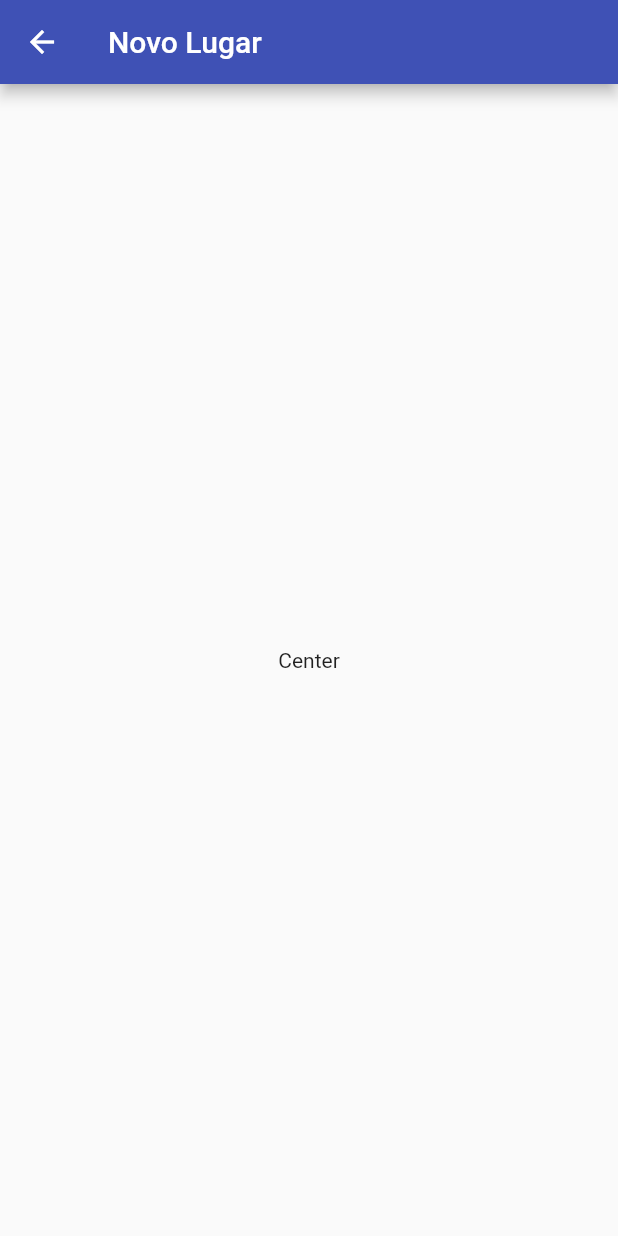
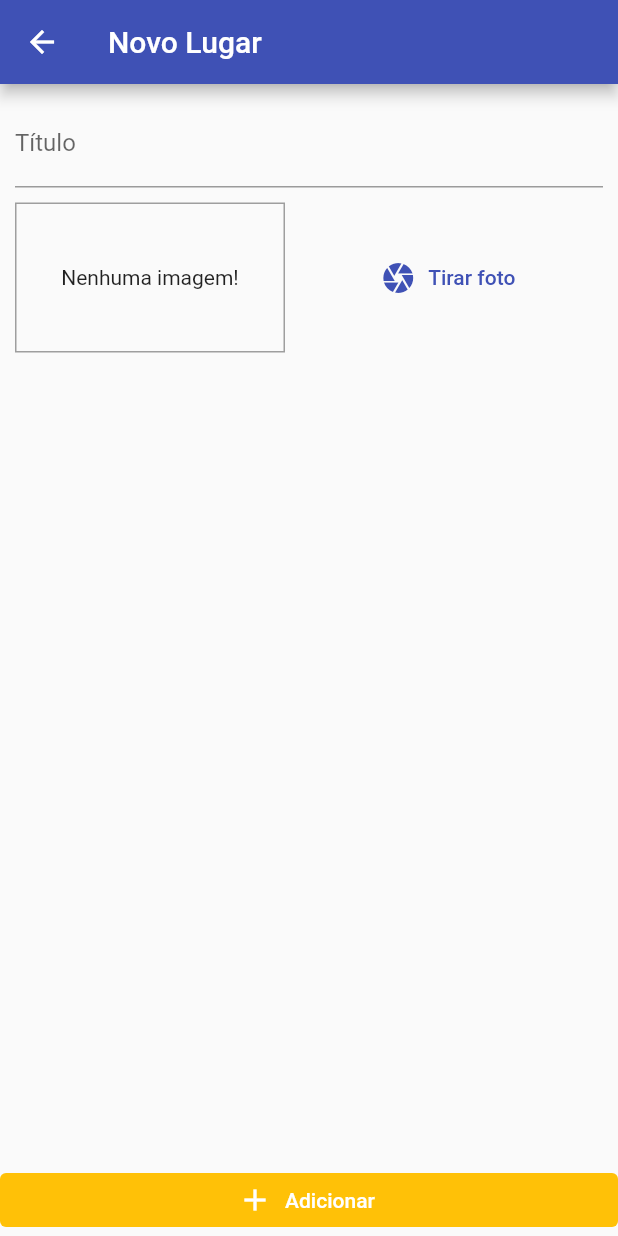
Before and after one commit to rmcassio/places-app, a Flutter app: the PlaceFormScreen screen opened directly, on a phone screen of 412 x 824 dp. Run offline on Flutter 3.47's test engine with Material 2 defaults, Android fonts, the phone set to English and light mode, and no system bars.

Commit message:
added provider, image_imput component and refactored screen

```diff
--- a/lib/main.dart
+++ b/lib/main.dart
@@ -1,5 +1,7 @@
 import 'package:flutter/material.dart';
+import 'package:places_app/screens/place_form_screen.dart';
 import 'package:places_app/screens/places_list_screen.dart';
+import 'package:places_app/utils/app_routes.dart';
 
 void main() {
   runApp(const MyApp());
@@ -21,7 +23,9 @@ class MyApp extends StatelessWidget {
         ),
         visualDensity: VisualDensity.adaptivePlatformDensity,
       ),
-      home: const PlacesListScreen(),
+      routes: {
+        AppRoutes.PLACE_FORM: (context) => const PlaceFormScreen(),
+      },
     );
   }
 }
--- a/lib/screens/place_form_screen.dart
+++ b/lib/screens/place_form_screen.dart
@@ -1,4 +1,5 @@
 import 'package:flutter/material.dart';
+import 'package:places_app/widgets/image_input.dart';
 
 class PlaceFormScreen extends StatefulWidget {
   const PlaceFormScreen({super.key});
@@ -8,14 +9,49 @@ class PlaceFormScreen extends StatefulWidget {
 }
 
 class _PlaceFormScreenState extends State<PlaceFormScreen> {
+  final _titleController = TextEditingController();
+
+  void _submitForm() {}
+
   @override
   Widget build(BuildContext context) {
     return Scaffold(
       appBar: AppBar(
         title: const Text('Novo Lugar'),
       ),
-      body: const Center(
-        child: Text('Center'),
+      body: Column(
+        crossAxisAlignment: CrossAxisAlignment.stretch,
+        children: [
+          Expanded(
+            child: SingleChildScrollView(
+              child: Padding(
+                padding: const EdgeInsets.all(10.0),
+                child: Column(
+                  children: [
+                    TextField(
+                      controller: _titleController,
+                      decoration: const InputDecoration(
+                        labelText: 'Título',
+                      ),
+                    ),
+                    const SizedBox(height: 10),
+                    const ImageInput(),
+                  ],
+                ),
+              ),
+            ),
+          ),
+          const SizedBox(height: 10),
+          ElevatedButton.icon(
+            onPressed: _submitForm,
+            icon: const Icon(Icons.add),
+            label: const Text('Adicionar'),
+            style: ElevatedButton.styleFrom(
+              elevation: 0,
+              backgroundColor: Theme.of(context).colorScheme.secondary,
+            ),
+          ),
+        ],
       ),
     );
   }
--- /dev/null
+++ b/lib/widgets/image_input.dart
@@ -0,0 +1,38 @@
+import 'package:flutter/material.dart';
+
+class ImageInput extends StatefulWidget {
+  const ImageInput({super.key});
+
+  @override
+  State<ImageInput> createState() => _ImageInputState();
+}
+
+class _ImageInputState extends State<ImageInput> {
+  @override
+  Widget build(BuildContext context) {
+    return Row(
+      children: <Widget>[
+        Container(
+          width: 180,
+          height: 100,
+          decoration: BoxDecoration(
+            border: Border.all(
+              width: 1,
+              color: Colors.grey,
+            ),
+          ),
+          alignment: Alignment.center,
+          child: const Text('Nenhuma imagem!'),
+        ),
+        const SizedBox(width: 5),
+        Expanded(
+          child: TextButton.icon(
+            onPressed: () {},
+            icon: const Icon(Icons.camera),
+            label: const Text('Tirar foto'),
+          ),
+        )
+      ],
+    );
+  }
+}
--- a/pubspec.yaml
+++ b/pubspec.yaml
@@ -22,6 +22,7 @@ version: 1.0.0+1
 environment:
   sdk: '>=2.18.0 <3.0.0'
 
+
 # Dependencies specify other packages that your package needs in order to work.
 # To automatically upgrade your package dependencies to the latest versions
 # consider running `flutter pub upgrade --major-versions`. Alternatively,
@@ -31,6 +32,7 @@ environment:
 dependencies:
   flutter:
     sdk: flutter
+  provider: ^4.3.1
 
 
   # The following adds the Cupertino Icons font to your application.
```
Also changed, not shown: lib/model/place.dart (added, +27 -0 lines), lib/providers/grate_places.dart (added, +13 -0 lines), pubspec.lock.
